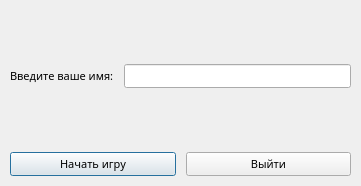
This is ui/nameGetter.ui in snowlue/WWTBAM as Qt 5 draws it before an edit. The edited form follows.
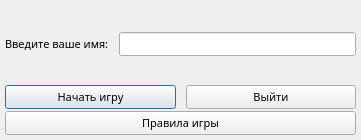
This is the edited form.

The edit to the form file:
```diff
--- a/ui/nameGetter.ui
+++ b/ui/nameGetter.ui
@@ -7,7 +7,7 @@
     <x>0</x>
     <y>0</y>
     <width>361</width>
-    <height>186</height>
+    <height>140</height>
    </rect>
   </property>
   <property name="font">
@@ -24,21 +24,21 @@
     <number>0</number>
    </property>
    <property name="leftMargin">
-    <number>10</number>
+    <number>5</number>
    </property>
    <property name="topMargin">
-    <number>10</number>
+    <number>5</number>
    </property>
    <property name="rightMargin">
-    <number>10</number>
+    <number>5</number>
    </property>
    <property name="bottomMargin">
-    <number>10</number>
+    <number>5</number>
    </property>
    <item>
-    <layout class="QVBoxLayout" name="verticalLayout">
+    <layout class="QVBoxLayout" name="verticalLayout" stretch="2,1,1">
      <property name="spacing">
-      <number>10</number>
+      <number>2</number>
      </property>
      <item>
       <layout class="QFormLayout" name="formLayout">
@@ -84,6 +84,13 @@
        </item>
       </layout>
      </item>
+     <item>
+      <widget class="QPushButton" name="rulebook_button">
+       <property name="text">
+        <string>Правила игры</string>
+       </property>
+      </widget>
+     </item>
     </layout>
    </item>
   </layout>
```
Left out of the diff: 4 changed lines with no effect on the pictures.
